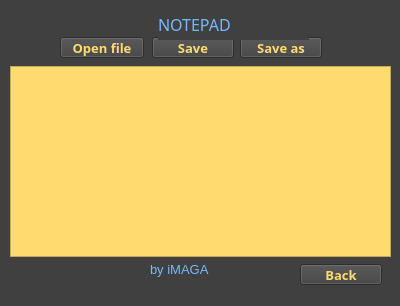
First picture: the form in uineweki.ui, repository iMAGA07/yandexProj, before the edit.
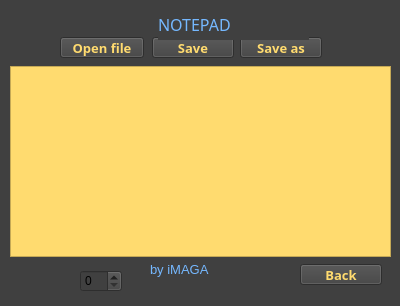
Second picture: the form after the edit.

Patch:
```diff
--- a/uineweki.ui
+++ b/uineweki.ui
@@ -206,6 +206,16 @@
     <string notr="true">background-color: #ffdb6f;</string>
    </property>
   </widget>
+  <widget class="QSpinBox" name="spinBox">
+   <property name="geometry">
+    <rect>
+     <x>80</x>
+     <y>270</y>
+     <width>42</width>
+     <height>22</height>
+    </rect>
+   </property>
+  </widget>
  </widget>
  <resources/>
  <connections/>
```
